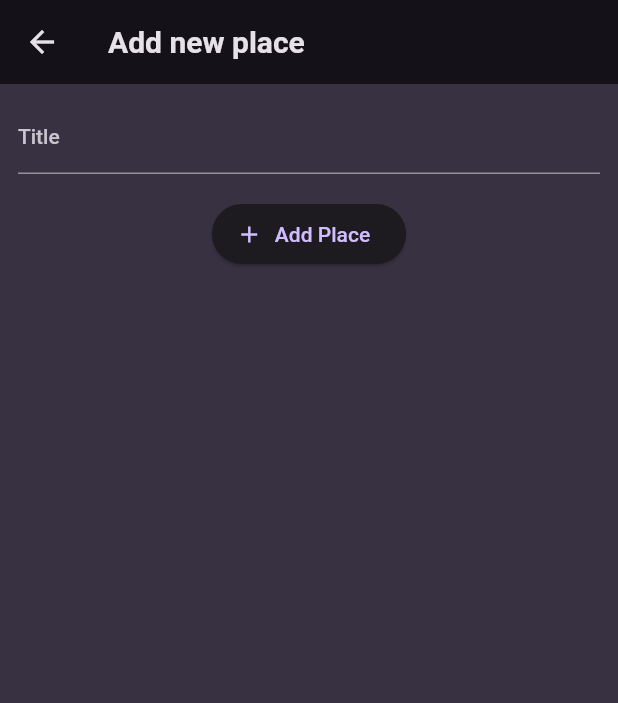
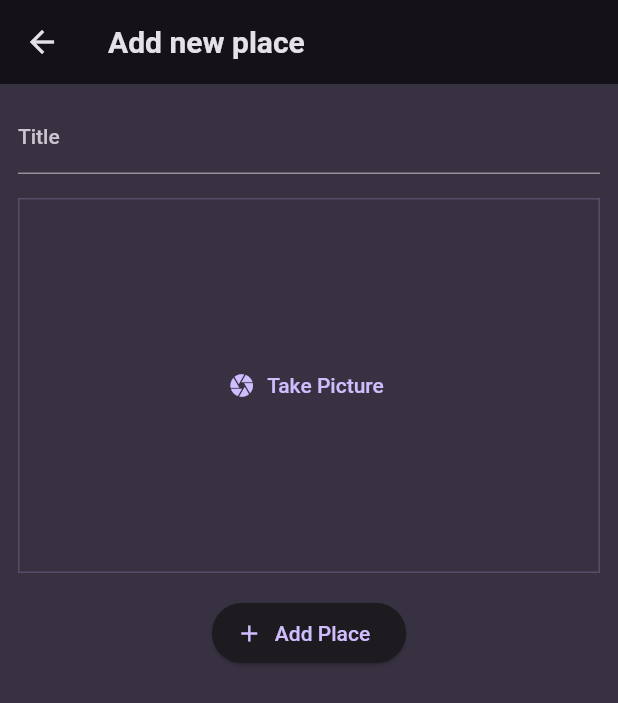
Before and after one commit to kursat-ozturk/favorite_places, a Flutter app: the AddPlaceScreen screen opened directly, on a phone screen of 412 x 824 dp. Shown: the top 703 px of the screen. Run offline on Flutter 3.47's test engine with Material 2 defaults, Android fonts, the phone set to English and light mode, and no system bars; our stand-ins replace flutter_riverpod, google_fonts, image_picker.

Commit message:
used image_picker package

```diff
--- a/lib/screens/add_place.dart
+++ b/lib/screens/add_place.dart
@@ -1,4 +1,5 @@
 import 'package:favorite_places/providers/user_places.dart';
+import 'package:favorite_places/widgets/image_input.dart';
 import 'package:flutter/material.dart';
 import 'package:flutter_riverpod/flutter_riverpod.dart';
 
@@ -50,6 +51,8 @@ class _AddPlaceScreenState extends ConsumerState<AddPlaceScreen> {
               ),
             ),
             const SizedBox(height: 16),
+            const ImageInput(),
+            const SizedBox(height: 16),
             ElevatedButton.icon(
               onPressed: _savePlace,
               icon: const Icon(Icons.add),
--- /dev/null
+++ b/lib/widgets/image_input.dart
@@ -0,0 +1,63 @@
+import 'dart:io';
+
+import 'package:flutter/material.dart';
+import 'package:image_picker/image_picker.dart';
+
+class ImageInput extends StatefulWidget {
+  const ImageInput({super.key});
+
+  @override
+  State<ImageInput> createState() => _ImageInputState();
+}
+
+class _ImageInputState extends State<ImageInput> {
+  File? _selectedImage;
+
+  void _takePicture() async {
+    final imagePicker = ImagePicker();
+    final pickedImage =
+        await imagePicker.pickImage(source: ImageSource.camera, maxWidth: 600);
+
+    if (pickedImage == null) {
+      return;
+    }
+
+    setState(() {
+      _selectedImage = File(pickedImage.path);
+    });
+  }
+
+  @override
+  Widget build(BuildContext context) {
+    Widget content = TextButton.icon(
+      icon: const Icon(Icons.camera),
+      label: const Text('Take Picture'),
+      onPressed: _takePicture,
+    );
+
+    if (_selectedImage != null) {
+      content = GestureDetector(
+        onTap: _takePicture,
+        child: Image.file(
+          _selectedImage!,
+          fit: BoxFit.cover,
+          width: double.infinity,
+          height: double.infinity,
+        ),
+      );
+    }
+
+    return Container(
+      decoration: BoxDecoration(
+        border: Border.all(
+          width: 1,
+          color: Theme.of(context).colorScheme.primary.withOpacity(0.2),
+        ),
+      ),
+      height: 250,
+      width: double.infinity,
+      alignment: Alignment.center,
+      child: content,
+    );
+  }
+}
--- a/pubspec.yaml
+++ b/pubspec.yaml
@@ -38,6 +38,7 @@ dependencies:
   google_fonts: ^5.1.0
   uuid: ^4.0.0
   flutter_riverpod: ^2.4.0
+  image_picker: ^1.0.4
 
 dev_dependencies:
   flutter_test:
```
Also changed, not shown: pubspec.lock, 6 other files.
